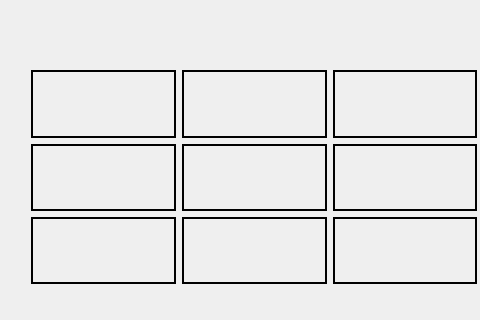
Before: the Qt Designer form DP_XO/DP_XO/GameWindow.ui in xMihai01/DP_XO, drawn with Qt 5; both pictures show x 89 to 569 and y 0 to 320 of the 569 by 440 pixel window.
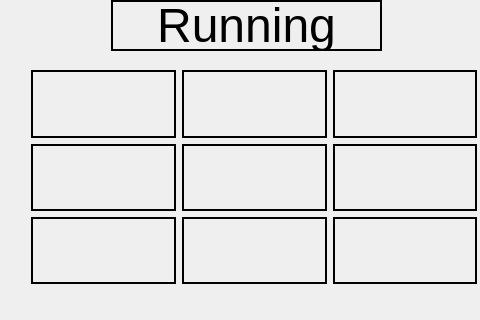
After: the same form once the commit is applied.

```diff
--- a/DP_XO/DP_XO/GameWindow.ui
+++ b/DP_XO/DP_XO/GameWindow.ui
@@ -204,6 +204,30 @@
     </item>
    </layout>
   </widget>
+  <widget class="QLabel" name="gameState_label">
+   <property name="geometry">
+    <rect>
+     <x>200</x>
+     <y>0</y>
+     <width>271</width>
+     <height>51</height>
+    </rect>
+   </property>
+   <property name="font">
+    <font>
+     <pointsize>36</pointsize>
+    </font>
+   </property>
+   <property name="frameShape">
+    <enum>QFrame::WinPanel</enum>
+   </property>
+   <property name="text">
+    <string>Running</string>
+   </property>
+   <property name="alignment">
+    <set>Qt::AlignCenter</set>
+   </property>
+  </widget>
  </widget>
  <resources/>
  <connections/>
```
